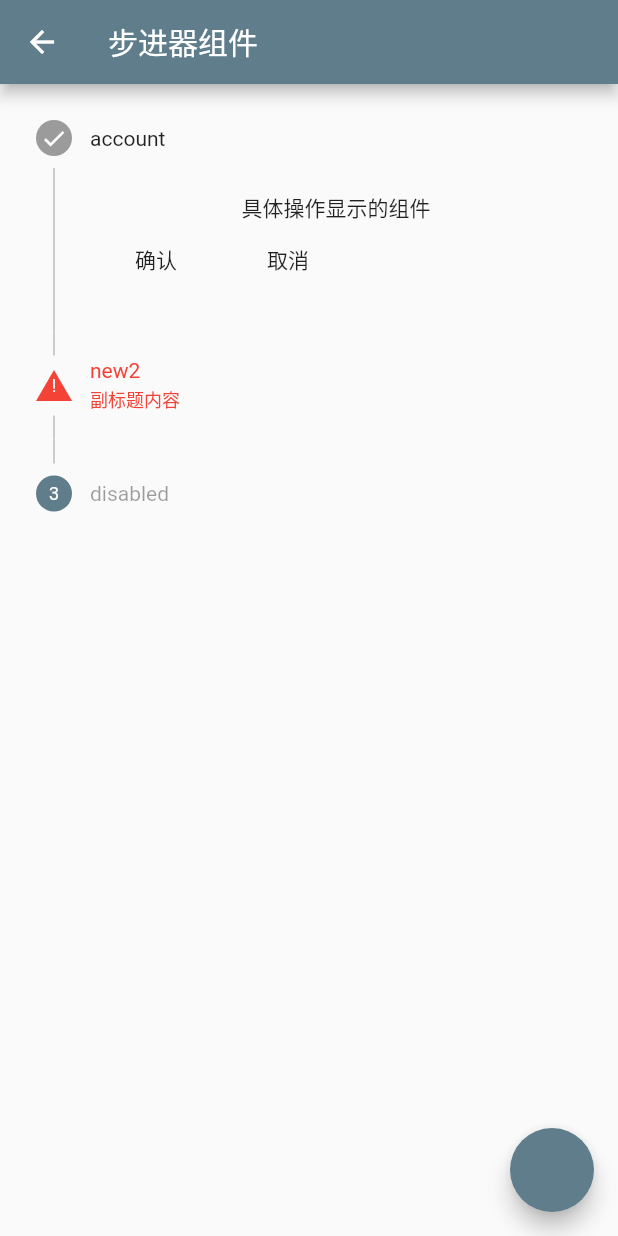
After one commit to tec8297729/flutter_demoTest, a Flutter app: the screen it shows after launch, after a tap on "step步进器", on a phone screen of 412 x 824 dp. The commit adds this screen. Run offline on Flutter 3.47's test engine with Material 2 defaults, Android fonts, the phone set to English and light mode, and no system bars; our stand-ins replace carousel_slider, dio, flutter_mobx, flutter_vector_icons, mobx; generated files the repository leaves out were written again; network calls fail.

Commit message:
stepDemo

```diff
--- /dev/null
+++ b/lib/pages/DemoOther/AccountPage/AccountPage.dart
@@ -0,0 +1,131 @@
+import 'package:flutter/material.dart';
+
+class AccountPage extends StatefulWidget {
+  @override
+  _AccountPageState createState() => _AccountPageState();
+}
+
+class _AccountPageState extends State<AccountPage> {
+  int currentStep = 0;
+  StepperType stepperType = StepperType.vertical;
+  List<Step> steps = [
+    Step(
+      title: Text('account'),
+      isActive: false, // 是否选中
+      // 步进器状态图标， complete完成、error错误、editing编辑、disabled禁用（显示索引）、indexed显示索引
+      state: StepState.complete,
+      content: Column(
+        children: <Widget>[
+          Text('具体操作显示的组件'),
+        ],
+      ),
+    ),
+    Step(
+      title: Text('new2'),
+      subtitle: Text('副标题内容'),
+      isActive: false, // 是否选中
+      state: StepState.error, // 当前步进器状态
+      content: Column(
+        children: <Widget>[
+          Text('具体操作new2'),
+        ],
+      ),
+    ),
+    Step(
+      title: Text('disabled'),
+      isActive: true, // 是否选中
+      state: StepState.disabled, // 当前步进器状态
+      content: Column(
+        children: <Widget>[
+          Text('具体操作disabled'),
+        ],
+      ),
+    ),
+  ];
+
+  next() {
+    if (currentStep + 1 != steps.length) {
+      goTo(currentStep + 1);
+    }
+  }
+
+  goTo(int step) {
+    setState(() {
+      currentStep = step;
+    });
+  }
+
+  cancel() {
+    if (currentStep > 0) {
+      goTo(currentStep - 1);
+    }
+  }
+
+  switchStepType() {
+    setState(() {
+      if (stepperType == StepperType.horizontal) {
+        stepperType = StepperType.vertical;
+      } else {
+        stepperType = StepperType.horizontal;
+      }
+    });
+  }
+
+  @override
+  Widget build(BuildContext context) {
+    return Scaffold(
+      appBar: AppBar(
+        title: Text('步进器组件'),
+      ),
+      body: Column(
+        children: <Widget>[
+          Expanded(
+            child: Stepper(
+              steps: steps, // 数组存放多个step步进器组件，用于显示
+              currentStep: currentStep, // 当前步进器索引，控制显示第几个步骤
+              type: stepperType, // 步进器排列方式，默认垂直方向
+              // 确认按钮事件
+              onStepContinue: () {
+                print('onStepContinue');
+                next();
+              },
+              // 取消按钮事件
+              onStepCancel: () {
+                print('onStepCancel');
+                cancel();
+              },
+              // 点击步进器图标及文字事件
+              onStepTapped: (stepIndex) {
+                // 返回当前点击的步进器索引
+                print('onStepTapped$stepIndex');
+                goTo(stepIndex);
+              },
+              // 用于创建自定义控件的回调
+              controlsBuilder: (context, {onStepContinue, onStepCancel}) {
+                return Row(
+                  children: <Widget>[
+                    // 自定义onStepContinue事件按钮样式
+                    FlatButton(
+                      onPressed: onStepContinue,
+                      child: const Text('确认'),
+                    ),
+                    // 自定义onStepCancel事件按钮样式
+                    FlatButton(
+                      onPressed: onStepCancel,
+                      child: const Text('取消'),
+                    ),
+                  ],
+                );
+              },
+            ),
+          ),
+        ],
+      ),
+      floatingActionButton: FloatingActionButton(
+        onPressed: () {
+          switchStepType();
+        },
+      ),
+    );
+  }
+}
--- a/lib/pages/Home/Home.dart
+++ b/lib/pages/Home/Home.dart
@@ -50,6 +50,11 @@ class _HomeState extends State<Home> with WidgetsBindingObserver {
               btnText: "tabBar滚动置顶多个",
               routeName: "/fixedAppBar",
             ),
+            IntroduceBtn(
+              // text: ''' ''',
+              btnText: "step步进器",
+              routeName: "/accountPage",
+            ),
           ],
         ),
       ),
--- a/lib/routes/onGenerateRoute.dart
+++ b/lib/routes/onGenerateRoute.dart
@@ -6,20 +6,32 @@ Function onGenerateRoute = (RouteSettings settings) {
   final String name = settings.name; // 当前传入的路由名称
   final Object args = settings.arguments; // 路由参数
   final Function pageContentBuilder = routesInit[name]; // 获取路由指定组件函数
+  final RouteSettings settingsData = RouteSettings(
+    name: name,
+    isInitialRoute: false,
+    arguments: args,
+  );
 
-  // 没有指定路由配置时
-  if (pageContentBuilder == null) return null;
+  // 容错路由
+  if (pageContentBuilder == null) {
+    print('ERROR===>ROUTER WAS NOT FONUND!!!');
+    return null;
+  }
+
   // 默认跳转路由
   Route router = MaterialPageRoute(
-    builder: (BuildContext context) => pageContentBuilder(context),
+    builder: (BuildContext context) => pageContentBuilder(
+      context,
+    ),
+    settings: settingsData,
   );
+
   // 跳转路由有参数情况下
   if (args != null) {
     router = MaterialPageRoute(
-      // 附加传递参数给指定路由组件
       builder: (context) => pageContentBuilder(context, params: args),
+      settings: settingsData,
     );
-    return router;
   }
   return router;
 };
--- a/lib/routes/routesInit.dart
+++ b/lib/routes/routesInit.dart
@@ -1,6 +1,7 @@
 import 'package:flexible/pages/DemoBar/ExtendedNavBar/ExtendedNavBar.dart';
 import 'package:flexible/pages/DemoBar/TabsNContext/TabsNContext.dart';
 import 'package:flexible/pages/BarTabs/BarTabs.dart';
+import 'package:flexible/pages/DemoOther/AccountPage/AccountPage.dart';
 import 'package:flexible/pages/DemoSliver/FixedAppBar/FixedAppBar.dart';
 import 'package:flexible/pages/TestMobx/TestMobx.dart';
 import 'package:flutter/material.dart';
@@ -12,5 +13,6 @@ final Map<String, WidgetBuilder> routesInit = {
   '/extendedNavBar': (BuildContext context, {params}) => ExtendedNavBar(),
   '/tabsNContext': (BuildContext context, {params}) => TabsNContext(),
   '/fixedAppBar': (BuildContext context, {params}) => FixedAppBar(),
+  '/accountPage': (BuildContext context, {params}) => AccountPage(),
   '/testMobx': (BuildContext context, {params}) => TestMobx(params: params),
 };
--- a/pubspec.yaml
+++ b/pubspec.yaml
@@ -14,7 +14,7 @@ description: A new Flutter project.
 version: 1.0.0+1
 
 environment:
-  sdk: ">=2.2.2 <3.0.0"
+  sdk: ">=2.6.0 <3.0.0"
 
 dependencies:
   flutter:
```
Also changed, not shown: pubspec.lock, 6 other files.
